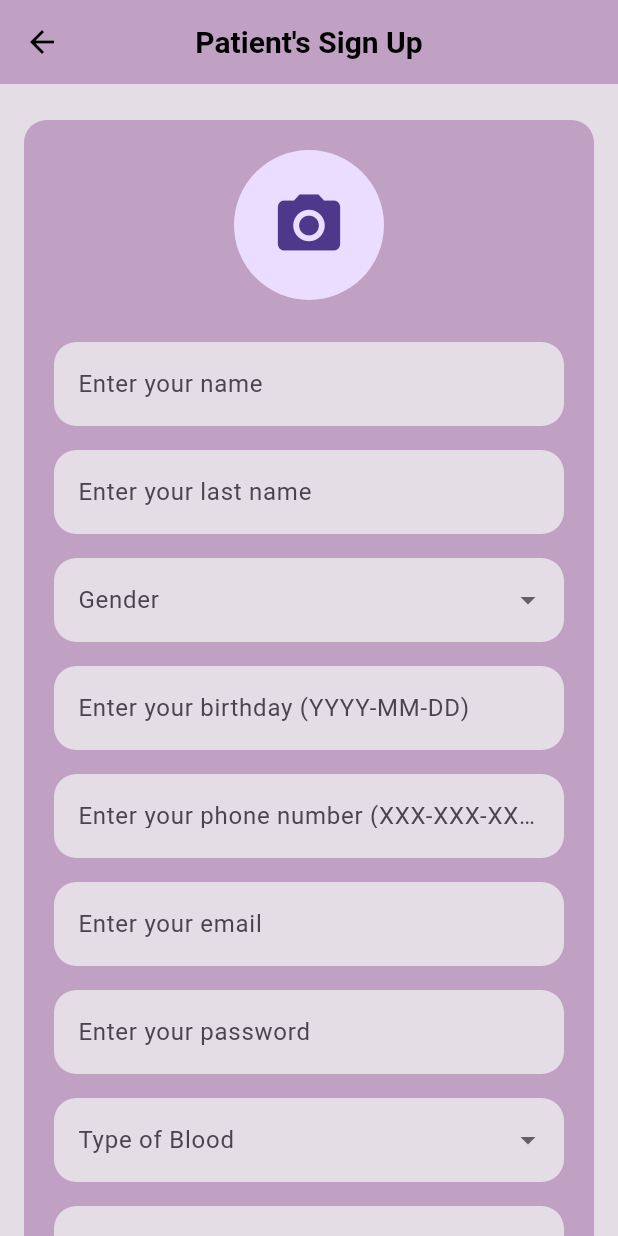
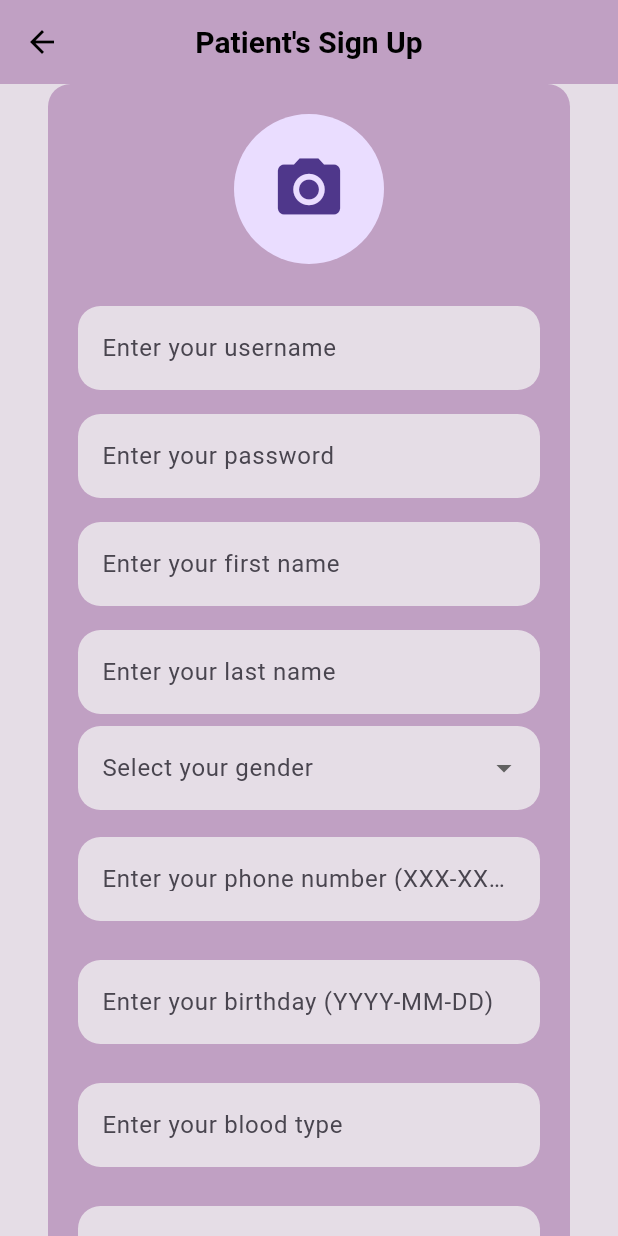
Before and after one commit to Grupo-Diseno-los-hormonales/experimentos_hormonal_care_mobile_frontend-prueba, a Flutter app: the SignUpPatient screen opened directly, on a phone screen of 412 x 824 dp. Run offline on Flutter 3.47's test engine with Material 3 defaults, Android fonts, the phone set to English and light mode, and no system bars; our stand-ins replace confetti, dio, file_picker, firebase_core, firebase_storage, flutter_spinbox and 4 more; accounts and stored records are empty.

Commit message:
fix: fix sig up patient

```diff
--- a/lib/scr/features/iam/presentation/pages/sign_up_patient.dart
+++ b/lib/scr/features/iam/presentation/pages/sign_up_patient.dart
@@ -1,8 +1,7 @@
 import 'dart:convert';
 import 'package:flutter/material.dart';
 import 'package:flutter/services.dart';
-import 'package:experimentos_hormonal_care_mobile_frontend/scr/features/iam/domain/services/auth_service.dart';
-import 'package:http/http.dart' as http;
+import 'package:experimentos_hormonal_care_mobile_frontend/scr/features/iam/domain/services/patient_signup_service.dart';
 
 class SignUpPatient extends StatefulWidget {
   @override
@@ -13,80 +12,39 @@ class _SignUpPatientState extends State<SignUpPatient> {
   final _formKey = GlobalKey<FormState>();
   final TextEditingController _firstNameController = TextEditingController();
   final TextEditingController _lastNameController = TextEditingController();
-  final TextEditingController _genderController = TextEditingController();
-  final TextEditingController _birthdayController = TextEditingController();
   final TextEditingController _phoneNumberController = TextEditingController();
   final TextEditingController _usernameController = TextEditingController();
   final TextEditingController _passwordController = TextEditingController();
+  final TextEditingController _birthdayController = TextEditingController();
   final TextEditingController _typeOfBloodController = TextEditingController();
   final TextEditingController _doctorIdController = TextEditingController();
   String _image = '';
+  String? _gender; // No se inicializa con un valor predeterminado
 
   void _submit() async {
     if (_formKey.currentState!.validate()) {
       try {
-        final authService = AuthService();
-
-        // Paso 1: Registrar al usuario con ROLE_PATIENT
-        final userResponse = await authService.signUp(
-          _usernameController.text,
-          _passwordController.text,
-          'ROLE_PATIENT',
-        );
-        final userId = userResponse['id'];
-
-        if (userId == null) {
-          throw Exception('Error: User ID not returned after sign-up');
+        final doctorId = int.parse(_doctorIdController.text);
+        if (doctorId < 1 || doctorId > 100) {
+          throw Exception('Doctor ID must be between 1 and 100');
         }
 
-        // Paso 2: Realizar login para obtener el token
-        final loginResponse = await http.post(
-          Uri.parse('http://localhost:8080/api/v1/authentication/sign-in'),
-          headers: {'Content-Type': 'application/json'},
-          body: json.encode({
-            'username': _usernameController.text,
-            'password': _passwordController.text,
-          }),
+        final imageUrl = _image.isNotEmpty
+            ? _image
+            : 'https://cdn.pixabay.com/photo/2018/11/08/23/52/man-3803551_1280.jpg';
+
+        await PatientSignUpService.signUpPatient(
+          _usernameController.text.trim(),
+          _passwordController.text.trim(),
+          _firstNameController.text.trim(),
+          _lastNameController.text.trim(),
+          _gender!,
+          _phoneNumberController.text.trim(),
+          imageUrl,
+          _birthdayController.text.trim(),
+          _typeOfBloodController.text.trim(),
+          doctorId,
         );
-
-        if (loginResponse.statusCode != 200) {
-          throw Exception('Error during login: ${loginResponse.body}');
-        }
-
-        final loginData = json.decode(loginResponse.body);
-        final token = loginData['token'];
-
-        if (token == null) {
-          throw Exception('Error: Token not returned after login');
-        }
-
-        // Paso 3: Crear el perfil del paciente
-        final patientResponse = await http.post(
-          Uri.parse('http://localhost:8080/api/v1/patient/patient'),
-          headers: {
-            'Content-Type': 'application/json',
-            'Authorization': 'Bearer $token', // Usa el token del usuario
-          },
-          body: json.encode({
-            'firstName': _firstNameController.text,
-            'lastName': _lastNameController.text,
-            'gender': _genderController.text,
-            'phoneNumber': _phoneNumberController.text,
-            'image': _image.isNotEmpty
-                ? _image
-                : 'https://cdn.pixabay.com/photo/2018/11/08/23/52/man-3803551_1280.jpg', // Imagen por defecto
-            'birthday': '${_birthdayController.text}T00:00:00.000Z',
-            'userId': userId,
-            'typeOfBlood': _typeOfBloodController.text,
-            'personalHistory': '',
-            'familyHistory': '',
-            'doctorId': int.parse(_doctorIdController.text),
-          }),
-        );
-
-        if (patientResponse.statusCode != 201) {
-          throw Exception('Error creating patient profile: ${patientResponse.body}');
-        }
 
         ScaffoldMessenger.of(context).showSnackBar(
           const SnackBar(content: Text('Patient registered successfully!')),
@@ -103,9 +61,9 @@ class _SignUpPatientState extends State<SignUpPatient> {
   @override
   Widget build(BuildContext context) {
     return Scaffold(
-      backgroundColor: const Color(0xFFE5DDE6), // Fondo de la pantalla
+      backgroundColor: const Color(0xFFE5DDE6),
       appBar: AppBar(
-        backgroundColor: const Color(0xFFC0A0C3), // Fondo morado del AppBar
+        backgroundColor: const Color(0xFFC0A0C3),
         title: const Text("Patient's Sign Up"),
         centerTitle: true,
         titleTextStyle: const TextStyle(
@@ -122,11 +80,11 @@ class _SignUpPatientState extends State<SignUpPatient> {
       ),
       body: SingleChildScrollView(
         child: Padding(
-          padding: const EdgeInsets.symmetric(horizontal: 16.0, vertical: 24.0),
+          padding: const EdgeInsets.symmetric(horizontal: 32.0),
           child: Container(
             padding: const EdgeInsets.all(20),
             decoration: BoxDecoration(
-              color: const Color(0xFFC0A0C3), // Fondo morado claro del formulario
+              color: const Color(0xFFC0A0C3),
               borderRadius: BorderRadius.circular(15),
             ),
             child: Form(
@@ -146,70 +104,105 @@ class _SignUpPatientState extends State<SignUpPatient> {
                   ),
                   const SizedBox(height: 20),
                   _buildTextField(
+                    _usernameController,
+                    'Enter your username',
+                    validator: (value) {
+                      if (value == null || value.isEmpty) {
+                        return 'Please enter your username';
+                      }
+                      return null;
+                    },
+                  ),
+                  _buildTextField(
+                  _passwordController,
+                  'Enter your password',
+                  obscureText: true, // Oculta el texto para la contraseña
+                  validator: (value) {
+                    if (value == null || value.isEmpty) {
+                      return 'Please enter your password';
+                    }
+                    if (value.length < 6) {
+                      return 'Password must be at least 6 characters long';
+                    }
+                    return null;
+                  },
+                ),
+                  _buildTextField(
                     _firstNameController,
-                    'Enter your name',
-                    validator: (value) => _validateOnlyLetters(value, 'Name'),
+                    'Enter your first name',
+                    validator: (value) => _validateOnlyLetters(value, 'First Name'),
+                    inputFormatters: [FilteringTextInputFormatter.allow(RegExp(r'[a-zA-Z\s]'))],
                   ),
                   _buildTextField(
                     _lastNameController,
                     'Enter your last name',
                     validator: (value) => _validateOnlyLetters(value, 'Last Name'),
+                    inputFormatters: [FilteringTextInputFormatter.allow(RegExp(r'[a-zA-Z\s]'))],
                   ),
-                  _buildDropdownField(
-                    _genderController,
-                    'Gender',
-                    ['Male', 'Female'],
+                  DropdownButtonFormField<String>(
+                    value: _gender,
+                    decoration: InputDecoration(
+                      labelText: 'Select your gender',
+                      filled: true,
+                      fillColor: const Color(0xFFE5DDE6),
+                      border: OutlineInputBorder(
+                        borderRadius: BorderRadius.circular(15),
+                        borderSide: BorderSide.none,
+                      ),
+                    ),
+                    items: ['Male', 'Female']
+                        .map((gender) => DropdownMenuItem(
+                              value: gender,
+                              child: Text(gender),
+                            ))
+                        .toList(),
+                    onChanged: (value) {
+                      setState(() {
+                        _gender = value;
+                      });
+                    },
+                    validator: (value) {
+                      if (value == null || value.isEmpty) {
+                        return 'Please select your gender';
+                      }
+                      return null;
+                    },
                   ),
+                  const SizedBox(height: 10),
+                  _buildTextField(
+                    _phoneNumberController,
+                    'Enter your phone number (XXX-XXX-XXXX)',
+                    validator: _validatePhoneNumber,
+                  ),
+                  const SizedBox(height: 10),
                   _buildTextField(
                     _birthdayController,
                     'Enter your birthday (YYYY-MM-DD)',
                     validator: _validateDate,
                   ),
+                  const SizedBox(height: 10),
                   _buildTextField(
-                    _phoneNumberController,
-                    'Enter your phone number (XXX-XXX-XXXX)',
-                    validator: _validatePhoneNumber,
-                  ),
-                  _buildTextField(
-                    _usernameController,
-                    'Enter your email',
+                    _typeOfBloodController,
+                    'Enter your blood type',
                     validator: (value) {
                       if (value == null || value.isEmpty) {
-                        return 'Please enter your email';
+                        return 'Please enter your blood type';
                       }
                       return null;
                     },
                   ),
-                  _buildTextField(
-                    _passwordController,
-                    'Enter your password',
-                    obscureText: true,
-                    validator: (value) {
-                      if (value == null || value.isEmpty) {
-                        return 'Please enter your password';
-                      }
-                      if (value.length < 6) {
-                        return 'Password must be at least 6 characters long';
-                      }
-                      return null;
-                    },
-                  ),
-                  _buildDropdownField(
-                    _typeOfBloodController,
-                    'Type of Blood',
-                    ['O+', 'O-', 'A+', 'A-', 'B+', 'B-', 'AB+', 'AB-'],
-                  ),
+                  const SizedBox(height: 10),
                   _buildTextField(
                     _doctorIdController,
-                    'Enter your doctor\'s ID',
+                    'Enter your doctor ID',
                     keyboardType: TextInputType.number,
-                    validator: (value) => _validateNumber(value, 'Doctor ID'),
+                    validator: _validateDoctorId,
                   ),
                   const SizedBox(height: 20),
                   ElevatedButton(
                     onPressed: _submit,
                     style: ElevatedButton.styleFrom(
-                      backgroundColor: const Color(0xFF8F7193), // Fondo morado del botón
+                      backgroundColor: const Color(0xFF8F7193),
                       shape: RoundedRectangleBorder(
                         borderRadius: BorderRadius.circular(10),
                       ),
@@ -217,7 +210,7 @@ class _SignUpPatientState extends State<SignUpPatient> {
                     child: const Text(
                       'Sign Up',
                       style: TextStyle(
-                        color: Colors.black, // Texto negro
+                        color: Colors.black,
                         fontWeight: FontWeight.bold,
                         fontSize: 16,
                       ),
@@ -238,6 +231,7 @@ class _SignUpPatientState extends State<SignUpPatient> {
     bool obscureText = false,
     String? Function(String?)? validator,
     TextInputType keyboardType = TextInputType.text,
+    List<TextInputFormatter>? inputFormatters,
   }) {
     return Padding(
       padding: const EdgeInsets.symmetric(vertical: 8.0),
@@ -255,45 +249,7 @@ class _SignUpPatientState extends State<SignUpPatient> {
         obscureText: obscureText,
         keyboardType: keyboardType,
         validator: validator,
-      ),
-    );
-  }
-
-  Widget _buildDropdownField(
-    TextEditingController controller,
-    String label,
-    List<String> items,
-  ) {
-    return Padding(
-      padding: const EdgeInsets.symmetric(vertical: 8.0),
-      child: DropdownButtonFormField<String>(
-        decoration: InputDecoration(
-          labelText: label,
-          filled: true,
-          fillColor: const Color(0xFFE5DDE6),
-          border: OutlineInputBorder(
-            borderRadius: BorderRadius.circular(15),
-            borderSide: BorderSide.none,
-          ),
-        ),
-        value: controller.text.isNotEmpty ? controller.text : null,
-        items: items.map((String item) {
-          return DropdownMenuItem<String>(
-            value: item,
-            child: Text(item),
-          );
-        }).toList(),
-        onChanged: (String? newValue) {
-          setState(() {
-            controller.text = newValue!;
-          });
-        },
-        validator: (value) {
-          if (value == null || value.isEmpty) {
-            return 'Please select $label';
-          }
-          return null;
-        },
+        inputFormatters: inputFormatters,
       ),
     );
   }
@@ -325,12 +281,13 @@ class _SignUpPatientState extends State<SignUpPatient> {
     return null;
   }
 
-  String? _validateNumber(String? value, String fieldName) {
+  String? _validateDoctorId(String? value) {
     if (value == null || value.isEmpty) {
-      return 'Please enter your $fieldName';
+      return 'Please enter your doctor ID';
     }
-    if (int.tryParse(value) == null) {
-      return '$fieldName must be a number';
+    final doctorId = int.tryParse(value);
+    if (doctorId == null || doctorId < 1 || doctorId > 100) {
+      return 'Doctor ID must be a number between 1 and 100';
     }
     return null;
   }
```
Also changed, not shown: lib/scr/features/iam/domain/services/patient_signup_service.dart (+8 -3 lines).
